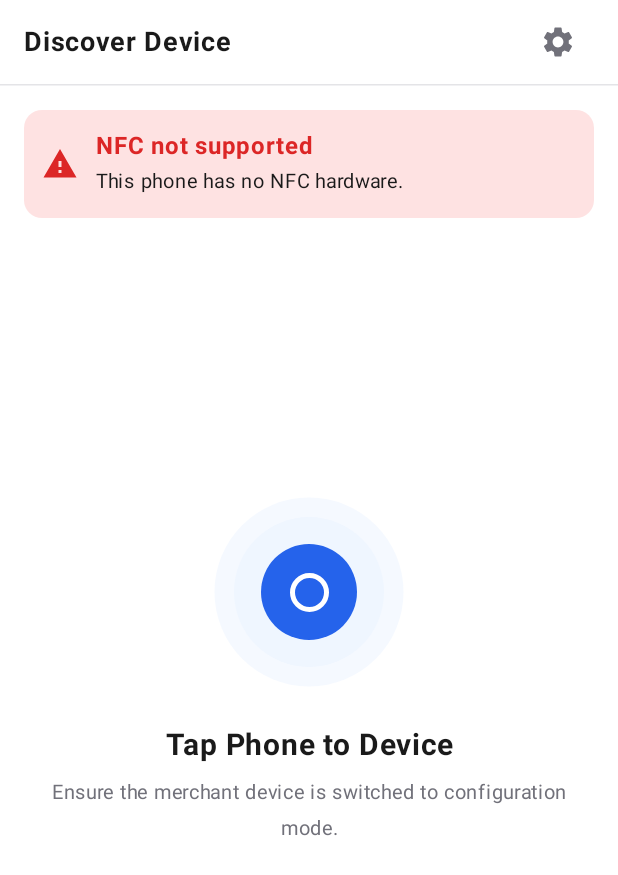
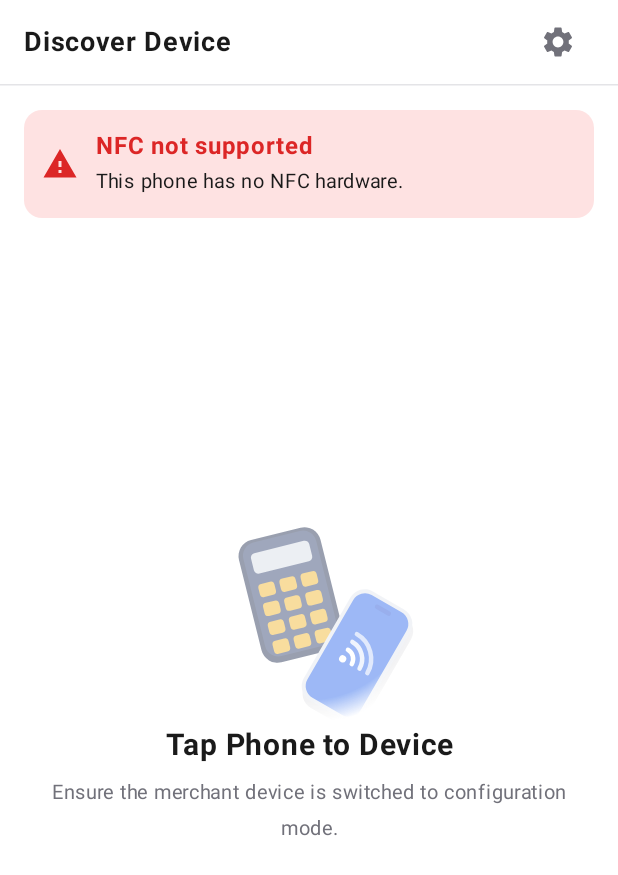
Before and after one commit to DKotov29/taler-nfc-configurer-app, an Android app built with Jetpack Compose: the screen it shows after launch (MainActivity), on a phone screen of 412 x 824 dp. Shown: the top 875 px of the screen. Run offline under Robolectric (Android 15) with nearby library versions, the phone set to English and light mode, and no system bars.

Commit message:
replacing sphere animation for a new one

```diff
--- a/app/src/main/java/com/example/otp_nfc_configurer/ui/Components.kt
+++ b/app/src/main/java/com/example/otp_nfc_configurer/ui/Components.kt
@@ -21,11 +21,6 @@
 
 package com.example.otp_nfc_configurer.ui
 
-import androidx.compose.animation.core.RepeatMode
-import androidx.compose.animation.core.animateFloat
-import androidx.compose.animation.core.infiniteRepeatable
-import androidx.compose.animation.core.rememberInfiniteTransition
-import androidx.compose.animation.core.tween
 import androidx.compose.foundation.BorderStroke
 import androidx.compose.foundation.background
 import androidx.compose.foundation.border
@@ -302,29 +297,15 @@ fun ApplyChangesBar(
 }
 
 @Composable
-fun PulseIcon(
-    color: Color = MaterialTheme.colorScheme.primary,
-    container: Color = MaterialTheme.colorScheme.primaryContainer,
-    animate: Boolean = true,
-    content: @Composable () -> Unit = {
-        Box(
-            Modifier
-                .size(26.dp)
-                .border(3.dp, Color.White, CircleShape)
-        )
-    }
+fun StatusIcon(
+    color: Color,
+    container: Color,
+    content: @Composable () -> Unit
 ) {
-    val scale by rememberInfiniteTransition(label = "pulse").animateFloat(
-        initialValue = 0.9f,
-        targetValue = if (animate) 1.05f else 0.9f,
-        animationSpec = infiniteRepeatable(tween(1200), RepeatMode.Reverse),
-        label = "pulseScale"
-    )
     Box(contentAlignment = Alignment.Center, modifier = Modifier.size(140.dp)) {
         Box(
             Modifier
-                .size(140.dp)
-                .scale(scale)
+                .size(126.dp)
                 .background(container.copy(alpha = 0.6f), CircleShape)
         )
         Box(
--- /dev/null
+++ b/app/src/main/java/com/example/otp_nfc_configurer/ui/NfcTapAnimation.kt
@@ -0,0 +1,285 @@
+/*
+ * SPDX-FileCopyrightText: 2026 Taler Systems S.A.
+ * SPDX-License-Identifier: GPL-3.0-or-later
+ *
+ * This file is part of GNU Taler
+ * (C) 2026 Taler Systems S.A.
+ *
+ * GNU Taler is free software: you can redistribute it and/or modify
+ * it under the terms of the GNU General Public License as published by
+ * the Free Software Foundation, either version 3 of the License, or
+ * (at your option) any later version.
+ *
+ * GNU Taler is distributed in the hope that it will be useful,
+ * but WITHOUT ANY WARRANTY; without even the implied warranty of
+ * MERCHANTABILITY or FITNESS FOR A PARTICULAR PURPOSE.  See the
+ * GNU General Public License for more details.
+ *
+ * You should have received a copy of the GNU General Public License
+ * along with GNU Taler.  If not, see <https://www.gnu.org/licenses/>.
+ */
+
+package com.example.otp_nfc_configurer.ui
+
+import android.provider.Settings
+import androidx.compose.animation.core.Animatable
+import androidx.compose.animation.core.FastOutLinearInEasing
+import androidx.compose.animation.core.FastOutSlowInEasing
+import androidx.compose.animation.core.LinearOutSlowInEasing
+import androidx.compose.animation.core.tween
+import androidx.compose.foundation.Canvas
+import androidx.compose.foundation.layout.Box
+import androidx.compose.foundation.layout.requiredSize
+import androidx.compose.foundation.layout.size
+import androidx.compose.material3.MaterialTheme
+import androidx.compose.runtime.Composable
+import androidx.compose.runtime.Immutable
+import androidx.compose.runtime.LaunchedEffect
+import androidx.compose.runtime.remember
+import androidx.compose.ui.Alignment
+import androidx.compose.ui.Modifier
+import androidx.compose.ui.geometry.CornerRadius
+import androidx.compose.ui.geometry.Offset
+import androidx.compose.ui.geometry.Rect
+import androidx.compose.ui.geometry.Size
+import androidx.compose.ui.graphics.BlendMode
+import androidx.compose.ui.graphics.Brush
+import androidx.compose.ui.graphics.Color
+import androidx.compose.ui.graphics.CompositingStrategy
+import androidx.compose.ui.graphics.Paint
+import androidx.compose.ui.graphics.StrokeCap
+import androidx.compose.ui.graphics.drawscope.DrawScope
+import androidx.compose.ui.graphics.drawscope.Stroke
+import androidx.compose.ui.graphics.drawscope.rotate
+import androidx.compose.ui.graphics.drawscope.scale
+import androidx.compose.ui.graphics.drawscope.translate
+import androidx.compose.ui.graphics.graphicsLayer
+import androidx.compose.ui.graphics.lerp
+import androidx.compose.ui.graphics.luminance
+import androidx.compose.ui.platform.LocalContext
+import androidx.compose.ui.unit.dp
+import kotlinx.coroutines.coroutineScope
+import kotlinx.coroutines.delay
+import kotlinx.coroutines.launch
+
+/**
+ * One moment of the "tap phone to device" illustration (Penpot: NFC Anim 1–5).
+ * All frames share the calculator; only the phone, the contact ring and the signal colour change.
+ */
+@Immutable
+data class NfcTapPose(
+    /** Phone position along its path: 0 = touching the device (Contact), 1 = Approach, more = further out. */
+    val distance: Float,
+    val phoneAlpha: Float,
+    /** 0 = no link, 1 = linked: ring around the device, green signal. */
+    val contact: Float,
+    /** Progress of a ring spreading out while data is exchanged; 0 = none. */
+    val pulse: Float = 0f
+) {
+    companion object {
+        val Idle = NfcTapPose(distance = ENTER_DISTANCE, phoneAlpha = 0f, contact = 0f)
+        val Approach = NfcTapPose(distance = 1f, phoneAlpha = 1f, contact = 0f)
+        val Near = NfcTapPose(distance = 0.5f, phoneAlpha = 1f, contact = 0f)
+        val Contact = NfcTapPose(distance = 0f, phoneAlpha = 1f, contact = 1f)
+        val Retreat = NfcTapPose(distance = 0.7f, phoneAlpha = 1f, contact = 0f)
+    }
+}
+
+/**
+ * Phone moving to the device and back in a loop. While [communicating] it stays in contact
+ * with a pulsing ring; without NFC ([active] false) or with animations turned off it is still.
+ */
+@Composable
+fun NfcTapAnimation(active: Boolean, communicating: Boolean, modifier: Modifier = Modifier) {
+    val reduceMotion = rememberReduceMotion()
+    val distance = remember { Animatable(NfcTapPose.Idle.distance) }
+    val phoneAlpha = remember { Animatable(NfcTapPose.Idle.phoneAlpha) }
+    val contact = remember { Animatable(NfcTapPose.Idle.contact) }
+    val pulse = remember { Animatable(0f) }
+
+    suspend fun approach() {
+        distance.snapTo(ENTER_DISTANCE)
+        together(
+            { distance.animateTo(0f, tween(1100, easing = FastOutSlowInEasing)) },
+            { phoneAlpha.animateTo(1f, tween(400)) }
+        )
+        contact.animateTo(1f, tween(300))
+    }
+
+    suspend fun retreat() {
+        contact.animateTo(0f, tween(250))
+        pulse.snapTo(0f)
+        together(
+            { distance.animateTo(ENTER_DISTANCE, tween(700, easing = FastOutLinearInEasing)) },
+            { phoneAlpha.animateTo(0f, tween(300, delayMillis = 400)) }
+        )
+    }
+
+    // Animatables keep their values when the keys change, so every branch starts from where the phone is.
+    LaunchedEffect(active, communicating, reduceMotion) {
+        when {
+            !active || reduceMotion -> {
+                val pose = if (communicating) NfcTapPose.Contact else NfcTapPose.Near
+                distance.snapTo(pose.distance)
+                phoneAlpha.snapTo(pose.phoneAlpha)
+                contact.snapTo(pose.contact)
+                pulse.snapTo(0f)
+            }
+            communicating -> {
+                together(
+                    { distance.animateTo(0f, tween(450, easing = FastOutSlowInEasing)) },
+                    { phoneAlpha.animateTo(1f, tween(200)) },
+                    { contact.animateTo(1f, tween(450)) }
+                )
+                while (true) {
+                    pulse.snapTo(0f)
+                    pulse.animateTo(1f, tween(1000, easing = LinearOutSlowInEasing))
+                }
+            }
+            else -> {
+                if (phoneAlpha.value > 0f) retreat()
+                while (true) {
+                    delay(800)
+                    approach()
+                    delay(900)
+                    retreat()
+                }
+            }
+        }
+    }
+
+    NfcTapArtwork(
+        pose = NfcTapPose(distance.value, phoneAlpha.value, contact.value, pulse.value),
+        dimmed = !active,
+        modifier = modifier
+    )
+}
+
+/**
+ * Draws [pose] in the 140×140 coordinates of the Penpot frames. The phone may leave that area:
+ * it is drawn into a margin around it that fades out instead of being clipped.
+ */
+@Composable
+fun NfcTapArtwork(pose: NfcTapPose, modifier: Modifier = Modifier, dimmed: Boolean = false) {
+    val ringColor = MaterialTheme.colorScheme.primary
+    // The dark calculator disappears on a dark background without an outline.
+    val outline = MaterialTheme.colorScheme.outline.takeIf { MaterialTheme.colorScheme.background.luminance() < 0.5f }
+    Box(modifier.size(ARTWORK_SIZE.dp), contentAlignment = Alignment.Center) {
+        Canvas(
+            Modifier
+                .requiredSize((ARTWORK_SIZE + 2 * BLEED).dp)
+                .graphicsLayer {
+                    compositingStrategy = CompositingStrategy.Offscreen
+                    alpha = if (dimmed) 0.45f else 1f
+                }
+        ) {
+            val unit = size.width / (ARTWORK_SIZE + 2 * BLEED)
+            scale(unit, pivot = Offset.Zero) {
+                translate(BLEED, BLEED) {
+                    drawCalculator(outline)
+                    drawContactRing(ringColor, pose)
+                    drawPhone(pose)
+                }
+            }
+            drawRect(
+                Brush.radialGradient(
+                    FADE_START / (ARTWORK_SIZE / 2 + BLEED) to Color.Black,
+                    1f to Color.Transparent,
+                    center = center,
+                    radius = size.width / 2
+                ),
+                blendMode = BlendMode.DstIn
+            )
+        }
+    }
+}
+
+private fun DrawScope.drawCalculator(outline: Color?) = rotate(-14f, pivot = Offset(58f, 72f)) {
+    outline?.let { drawRoundRect(it, Offset(28.5f, 28.5f), Size(59f, 87f), CornerRadius(12.5f)) }
+    drawRoundRect(CalculatorBody, Offset(30f, 30f), Size(56f, 84f), CornerRadius(11f))
+    drawRoundRect(CalculatorFace, Offset(33f, 32f), Size(50f, 78f), CornerRadius(9f))
+    drawRoundRect(CalculatorDisplay, Offset(38f, 39f), Size(40f, 14f), CornerRadius(3f))
+    for (row in 0 until 4) for (column in 0 until 3) {
+        drawRoundRect(CalculatorKey, Offset(38f + column * 14.5f, 60f + row * 13f), Size(11f, 9f), CornerRadius(2.5f))
+    }
+}
+
+private fun DrawScope.drawContactRing(color: Color, pose: NfcTapPose) {
+    if (pose.contact <= 0f) return
+    val center = Offset(74f, 84f)
+    val grow = 0.85f + 0.15f * pose.contact
+    drawCircle(color, 36f * grow, center, alpha = 0.08f * pose.contact)
+    drawCircle(color, 50f * grow, center, alpha = 0.25f * pose.contact, style = Stroke(2f))
+    if (pose.pulse > 0f) {
+        drawCircle(color, 50f + 14f * pose.pulse, center, alpha = 0.25f * (1f - pose.pulse) * pose.contact, style = Stroke(2f))
+    }
+}
+
+private fun DrawScope.drawPhone(pose: NfcTapPose) {
+    if (pose.phoneAlpha <= 0f) return
+    val center = PHONE_CONTACT_CENTER + PHONE_TRAVEL * pose.distance
+    rotate(30f, pivot = center) {
+        translate(center.x, center.y) {
+            // One layer, so the overlapping parts do not show through each other while fading.
+            drawContext.canvas.saveLayer(Rect(-26f, -45f, 29f, 49f), Paint().apply { alpha = pose.phoneAlpha })
+            drawRoundRect(PhoneShadow, Offset(-20f, -38f), Size(46f, 84f), CornerRadius(11f), alpha = 0.12f)
+            drawRoundRect(PhoneBezel, Offset(-23f, -42f), Size(46f, 84f), CornerRadius(11f))
+            drawRoundRect(PhoneScreen, Offset(-20.5f, -39.5f), Size(41f, 79f), CornerRadius(9f))
+            drawRoundRect(PhoneSpeaker, Offset(-6f, -36f), Size(12f, 3f), CornerRadius(1.5f))
+
+            val source = Offset(-7f, 7f)
+            val linked = lerp(Color.White, SignalGreen, pose.contact)
+            drawCircle(linked, 2.4f, source)
+            SIGNAL_ARCS.forEachIndexed { index, (radius, idleAlpha) ->
+                drawArc(
+                    color = if (index == 0) linked else Color.White,
+                    startAngle = -90f,
+                    sweepAngle = 90f,
+                    useCenter = false,
+                    topLeft = source - Offset(radius, radius),
+                    size = Size(2 * radius, 2 * radius),
+                    alpha = idleAlpha + (1f - idleAlpha) * pose.contact,
+                    style = Stroke(3f, cap = StrokeCap.Round)
+                )
+            }
+            drawContext.canvas.restore()
+        }
+    }
+}
+
+private suspend fun together(vararg animations: suspend () -> Unit) = coroutineScope {
+    animations.forEach { launch { it() } }
+}
+
+/** "Remove animations" in the system settings: animations would jump between frames. */
+@Composable
+private fun rememberReduceMotion(): Boolean {
+    val resolver = LocalContext.current.contentResolver
+    return remember(resolver) {
+        Settings.Global.getFloat(resolver, Settings.Global.ANIMATOR_DURATION_SCALE, 1f) == 0f
+    }
+}
+
+private const val ARTWORK_SIZE = 140f
+/** Margin around the artwork where the phone enters and leaves. */
+private const val BLEED = 18f
+/** Distance from the artwork centre where the fade-out starts; the calculator and Contact stay inside. */
+private const val FADE_START = 72f
+/** Phone fully outside the faded area. */
+private const val ENTER_DISTANCE = 1.6f
+
+private val PHONE_CONTACT_CENTER = Offset(80f, 90f)
+private val PHONE_TRAVEL = Offset(44f, 44f)
+/** Radius and alpha before contact of the signal arcs. */
+private val SIGNAL_ARCS = listOf(7f to 1f, 13f to 0.85f, 19f to 0.7f)
+
+// Illustration colours from the Penpot design; they stay the same in the dark theme.
+private val CalculatorBody = Color(0xFF1E2B4D)
+private val CalculatorFace = Color(0xFF2B3D6B)
+private val CalculatorDisplay = Color(0xFFD6DCE6)
+private val CalculatorKey = Color(0xFFF0B429)
+private val PhoneShadow = Color(0xFF0F172A)
+private val PhoneBezel = Color(0xFFE2E6EE)
+private val PhoneScreen = Color(0xFF2563EB)
+private val PhoneSpeaker = Color(0xFF1D4ED8)
+private val SignalGreen = Color(0xFF4ADE80)
--- a/app/src/main/java/com/example/otp_nfc_configurer/ui/OverviewScreen.kt
+++ b/app/src/main/java/com/example/otp_nfc_configurer/ui/OverviewScreen.kt
@@ -210,7 +210,7 @@ private fun TapToLoadCard(heading: String, description: String) {
             Modifier.fillMaxWidth().padding(vertical = 16.dp),
             horizontalAlignment = Alignment.CenterHorizontally
         ) {
-            PulseIcon()
+            NfcTapAnimation(active = true, communicating = false)
             Spacer(Modifier.height(8.dp))
             Text(heading, fontWeight = FontWeight.Bold, fontSize = 16.sp, color = TextPrimary, textAlign = TextAlign.Center)
             Spacer(Modifier.height(4.dp))
--- a/app/src/main/java/com/example/otp_nfc_configurer/ui/StatusScreens.kt
+++ b/app/src/main/java/com/example/otp_nfc_configurer/ui/StatusScreens.kt
@@ -74,7 +74,7 @@ fun DiscoverScreen(
             CenteredMessage(
                 heading = stringResource(R.string.discover_heading),
                 description = stringResource(R.string.discover_desc)
-            ) { PulseIcon(animate = nfcStatus == NfcStatus.AVAILABLE) }
+            ) { NfcTapAnimation(active = nfcStatus == NfcStatus.AVAILABLE, communicating = isCommunicating) }
         }
         Box(Modifier.fillMaxWidth().padding(bottom = 96.dp), contentAlignment = Alignment.Center) {
             if (nfcStatus == NfcStatus.AVAILABLE) WaitingIndicator(isCommunicating)
@@ -119,7 +119,7 @@ fun TapPromptScreen(
         NfcStatusBanner(nfcStatus, onEnableNfc)
         Box(Modifier.weight(1f).fillMaxWidth(), contentAlignment = Alignment.Center) {
             CenteredMessage(heading = heading, description = description) {
-                PulseIcon(animate = nfcStatus == NfcStatus.AVAILABLE)
+                NfcTapAnimation(active = nfcStatus == NfcStatus.AVAILABLE, communicating = isCommunicating)
             }
         }
         Column(
@@ -150,7 +150,7 @@ fun FailureScreen(
         AppTopBar(title = titleText)
         Box(Modifier.weight(1f).fillMaxWidth(), contentAlignment = Alignment.Center) {
             CenteredMessage(heading = titleText, description = message.asString()) {
-                PulseIcon(color = ErrorRed, container = ErrorContainer, animate = false) { ExclamationMark() }
+                StatusIcon(color = ErrorRed, container = ErrorContainer) { ExclamationMark() }
             }
         }
         BottomActions(
@@ -179,7 +179,7 @@ fun DeviceMismatchScreen(
                 heading = stringResource(R.string.mismatch_heading),
                 description = stringResource(R.string.mismatch_desc)
             ) {
-                PulseIcon(color = WarningOrange, container = WarningContainer, animate = false) { ExclamationMark() }
+                StatusIcon(color = WarningOrange, container = WarningContainer) { ExclamationMark() }
             }
             Spacer(Modifier.height(24.dp))
             Column(
```
Also changed, not shown: app/src/main/java/com/example/otp_nfc_configurer/ui/preview/NfcTapAnimationPreviews.kt (added, +72 -0 lines).
